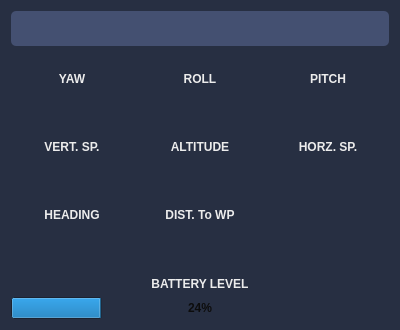
Qt form src/rqt_gcs/resources/UavStat.ui (CSUN-SERL/lcar-bot) before a commit.
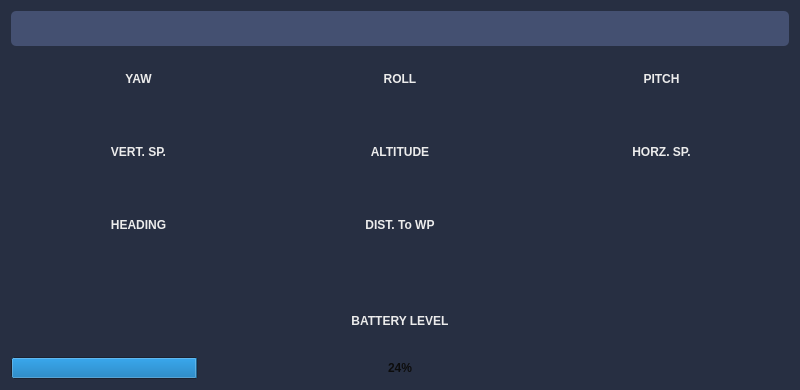
The same form after that commit.

Commit message: simplified thread management, updated some ui files

```diff
--- a/src/rqt_gcs/resources/UavStat.ui
+++ b/src/rqt_gcs/resources/UavStat.ui
@@ -6,10 +6,16 @@
    <rect>
     <x>0</x>
     <y>0</y>
-    <width>400</width>
-    <height>330</height>
+    <width>800</width>
+    <height>390</height>
    </rect>
   </property>
+  <property name="sizePolicy">
+   <sizepolicy hsizetype="Expanding" vsizetype="Preferred">
+    <horstretch>0</horstretch>
+    <verstretch>0</verstretch>
+   </sizepolicy>
+  </property>
   <property name="minimumSize">
    <size>
     <width>400</width>
@@ -18,8 +24,8 @@
   </property>
   <property name="maximumSize">
    <size>
-    <width>800</width>
-    <height>364</height>
+    <width>10000</width>
+    <height>390</height>
    </size>
   </property>
   <property name="font">
```
The commit also changes 7 other files.
